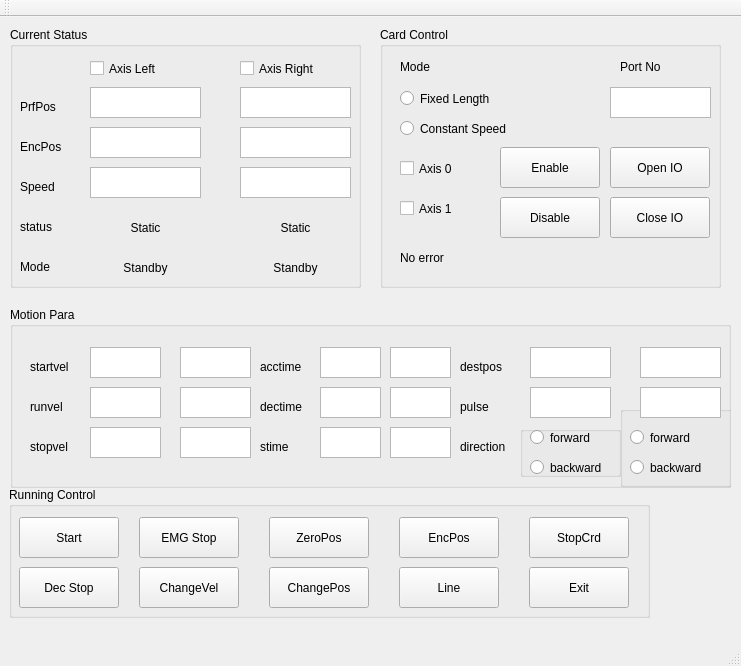
The window that mainwindow.ui (christopherouyang/wheelchair_controller) describes before a commit, drawn with Qt 5.
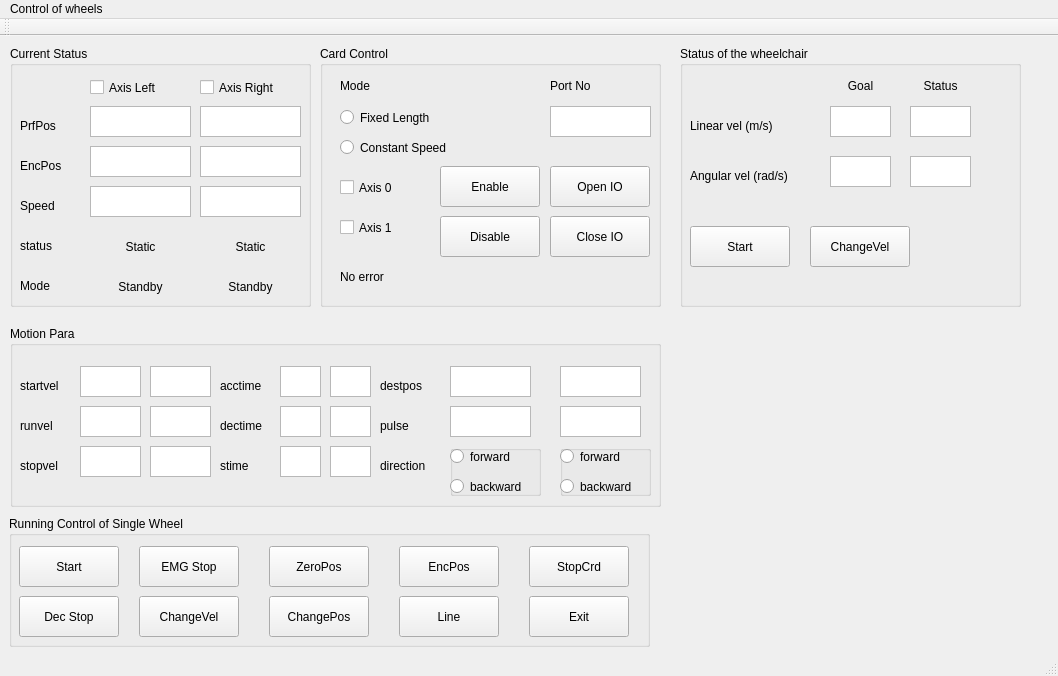
The same window after the commit.

```diff
--- a/mainwindow.ui
+++ b/mainwindow.ui
@@ -6,8 +6,8 @@
    <rect>
     <x>0</x>
     <y>0</y>
-    <width>741</width>
-    <height>666</height>
+    <width>1058</width>
+    <height>676</height>
    </rect>
   </property>
   <property name="windowTitle">
@@ -19,7 +19,7 @@
      <rect>
       <x>10</x>
       <y>290</y>
-      <width>721</width>
+      <width>651</width>
       <height>181</height>
      </rect>
     </property>
@@ -29,7 +29,7 @@
     <widget class="QLabel" name="label_4">
      <property name="geometry">
       <rect>
-       <x>20</x>
+       <x>10</x>
        <y>50</y>
        <width>76</width>
        <height>19</height>
@@ -42,9 +42,9 @@
     <widget class="QTextEdit" name="textEdit_startvel">
      <property name="geometry">
       <rect>
-       <x>80</x>
+       <x>70</x>
        <y>40</y>
-       <width>71</width>
+       <width>61</width>
        <height>31</height>
       </rect>
      </property>
@@ -55,7 +55,7 @@
     <widget class="QLabel" name="label_5">
      <property name="geometry">
       <rect>
-       <x>20</x>
+       <x>10</x>
        <y>90</y>
        <width>76</width>
        <height>19</height>
@@ -68,9 +68,9 @@
     <widget class="QTextEdit" name="textEdit_runvel">
      <property name="geometry">
       <rect>
-       <x>80</x>
+       <x>70</x>
        <y>80</y>
-       <width>71</width>
+       <width>61</width>
        <height>31</height>
       </rect>
      </property>
@@ -81,9 +81,9 @@
     <widget class="QTextEdit" name="textEdit_stopvel">
      <property name="geometry">
       <rect>
-       <x>80</x>
+       <x>70</x>
        <y>120</y>
-       <width>71</width>
+       <width>61</width>
        <height>31</height>
       </rect>
      </property>
@@ -94,7 +94,7 @@
     <widget class="QLabel" name="label_6">
      <property name="geometry">
       <rect>
-       <x>20</x>
+       <x>10</x>
        <y>130</y>
        <width>76</width>
        <height>19</height>
@@ -107,9 +107,9 @@
     <widget class="QTextEdit" name="textEdit_acctime">
      <property name="geometry">
       <rect>
-       <x>310</x>
+       <x>270</x>
        <y>40</y>
-       <width>61</width>
+       <width>41</width>
        <height>31</height>
       </rect>
      </property>
@@ -120,9 +120,9 @@
     <widget class="QLabel" name="label_7">
      <property name="geometry">
       <rect>
-       <x>250</x>
+       <x>210</x>
        <y>50</y>
-       <width>76</width>
+       <width>61</width>
        <height>19</height>
       </rect>
      </property>
@@ -133,9 +133,9 @@
     <widget class="QTextEdit" name="textEdit_dectime">
      <property name="geometry">
       <rect>
-       <x>310</x>
+       <x>270</x>
        <y>80</y>
-       <width>61</width>
+       <width>41</width>
        <height>31</height>
       </rect>
      </property>
@@ -146,9 +146,9 @@
     <widget class="QLabel" name="label_8">
      <property name="geometry">
       <rect>
-       <x>250</x>
+       <x>210</x>
        <y>90</y>
-       <width>76</width>
+       <width>61</width>
        <height>19</height>
       </rect>
      </property>
@@ -159,7 +159,7 @@
     <widget class="QTextEdit" name="textEdit_destpos">
      <property name="geometry">
       <rect>
-       <x>520</x>
+       <x>440</x>
        <y>40</y>
        <width>81</width>
        <height>31</height>
@@ -172,7 +172,7 @@
     <widget class="QLabel" name="label_9">
      <property name="geometry">
       <rect>
-       <x>450</x>
+       <x>370</x>
        <y>50</y>
        <width>76</width>
        <height>19</height>
@@ -185,9 +185,9 @@
     <widget class="QLabel" name="label_10">
      <property name="geometry">
       <rect>
-       <x>250</x>
+       <x>210</x>
        <y>130</y>
-       <width>76</width>
+       <width>41</width>
        <height>19</height>
       </rect>
      </property>
@@ -198,9 +198,9 @@
     <widget class="QTextEdit" name="textEdit_stime">
      <property name="geometry">
       <rect>
-       <x>310</x>
+       <x>270</x>
        <y>120</y>
-       <width>61</width>
+       <width>41</width>
        <height>31</height>
       </rect>
      </property>
@@ -211,7 +211,7 @@
     <widget class="QLabel" name="label_20">
      <property name="geometry">
       <rect>
-       <x>450</x>
+       <x>370</x>
        <y>90</y>
        <width>76</width>
        <height>19</height>
@@ -224,7 +224,7 @@
     <widget class="QTextEdit" name="textEdit_pulse">
      <property name="geometry">
       <rect>
-       <x>520</x>
+       <x>440</x>
        <y>80</y>
        <width>81</width>
        <height>31</height>
@@ -237,7 +237,7 @@
     <widget class="QLabel" name="label_21">
      <property name="geometry">
       <rect>
-       <x>450</x>
+       <x>370</x>
        <y>130</y>
        <width>76</width>
        <height>19</height>
@@ -250,9 +250,9 @@
     <widget class="QTextEdit" name="textEdit_startvel_2">
      <property name="geometry">
       <rect>
-       <x>170</x>
+       <x>140</x>
        <y>40</y>
-       <width>71</width>
+       <width>61</width>
        <height>31</height>
       </rect>
      </property>
@@ -263,9 +263,9 @@
     <widget class="QTextEdit" name="textEdit_runvel_2">
      <property name="geometry">
       <rect>
-       <x>170</x>
+       <x>140</x>
        <y>80</y>
-       <width>71</width>
+       <width>61</width>
        <height>31</height>
       </rect>
      </property>
@@ -276,9 +276,9 @@
     <widget class="QTextEdit" name="textEdit_stopvel_2">
      <property name="geometry">
       <rect>
-       <x>170</x>
+       <x>140</x>
        <y>120</y>
-       <width>71</width>
+       <width>61</width>
        <height>31</height>
       </rect>
      </property>
@@ -289,9 +289,9 @@
     <widget class="QTextEdit" name="textEdit_stime_2">
      <property name="geometry">
       <rect>
-       <x>380</x>
+       <x>320</x>
        <y>120</y>
-       <width>61</width>
+       <width>41</width>
        <height>31</height>
       </rect>
      </property>
@@ -302,9 +302,9 @@
     <widget class="QTextEdit" name="textEdit_acctime_2">
      <property name="geometry">
       <rect>
-       <x>380</x>
+       <x>320</x>
        <y>40</y>
-       <width>61</width>
+       <width>41</width>
        <height>31</height>
       </rect>
      </property>
@@ -315,9 +315,9 @@
     <widget class="QTextEdit" name="textEdit_dectime_2">
      <property name="geometry">
       <rect>
-       <x>380</x>
+       <x>320</x>
        <y>80</y>
-       <width>61</width>
+       <width>41</width>
        <height>31</height>
       </rect>
      </property>
@@ -328,7 +328,7 @@
     <widget class="QTextEdit" name="textEdit_pulse_2">
      <property name="geometry">
       <rect>
-       <x>630</x>
+       <x>550</x>
        <y>80</y>
        <width>81</width>
        <height>31</height>
@@ -341,7 +341,7 @@
     <widget class="QTextEdit" name="textEdit_destpos_2">
      <property name="geometry">
       <rect>
-       <x>630</x>
+       <x>550</x>
        <y>40</y>
        <width>81</width>
        <height>31</height>
@@ -354,10 +354,10 @@
     <widget class="QGroupBox" name="groupBox_5">
      <property name="geometry">
       <rect>
-       <x>610</x>
-       <y>99</y>
-       <width>120</width>
-       <height>81</height>
+       <x>550</x>
+       <y>119</y>
+       <width>91</width>
+       <height>51</height>
       </rect>
      </property>
      <property name="title">
@@ -366,8 +366,8 @@
      <widget class="QRadioButton" name="radioButton_fw_2">
       <property name="geometry">
        <rect>
-        <x>10</x>
-        <y>20</y>
+        <x>0</x>
+        <y>0</y>
         <width>91</width>
         <height>23</height>
        </rect>
@@ -379,8 +379,8 @@
      <widget class="QRadioButton" name="radioButton_bw_2">
       <property name="geometry">
        <rect>
-        <x>10</x>
-        <y>50</y>
+        <x>0</x>
+        <y>30</y>
         <width>91</width>
         <height>23</height>
        </rect>
@@ -393,9 +393,9 @@
     <widget class="QGroupBox" name="groupBox_6">
      <property name="geometry">
       <rect>
-       <x>510</x>
+       <x>440</x>
        <y>119</y>
-       <width>101</width>
+       <width>91</width>
        <height>51</height>
       </rect>
      </property>
@@ -405,7 +405,7 @@
      <widget class="QRadioButton" name="radioButton_fw">
       <property name="geometry">
        <rect>
-        <x>10</x>
+        <x>0</x>
         <y>0</y>
         <width>81</width>
         <height>23</height>
@@ -418,7 +418,7 @@
      <widget class="QRadioButton" name="radioButton_bw">
       <property name="geometry">
        <rect>
-        <x>10</x>
+        <x>0</x>
         <y>30</y>
         <width>91</width>
         <height>23</height>
@@ -462,7 +462,7 @@
      <rect>
       <x>10</x>
       <y>10</y>
-      <width>351</width>
+      <width>301</width>
       <height>261</height>
      </rect>
     </property>
@@ -474,7 +474,7 @@
       <rect>
        <x>80</x>
        <y>60</y>
-       <width>111</width>
+       <width>101</width>
        <height>31</height>
       </rect>
      </property>
@@ -485,9 +485,9 @@
     <widget class="QTextEdit" name="textEdit_prfPosY">
      <property name="geometry">
       <rect>
-       <x>230</x>
+       <x>190</x>
        <y>60</y>
-       <width>111</width>
+       <width>101</width>
        <height>31</height>
       </rect>
      </property>
@@ -498,9 +498,9 @@
     <widget class="QTextEdit" name="textEdit_encPosY">
      <property name="geometry">
       <rect>
-       <x>230</x>
+       <x>190</x>
        <y>100</y>
-       <width>111</width>
+       <width>101</width>
        <height>31</height>
       </rect>
      </property>
@@ -511,7 +511,7 @@
     <widget class="QCheckBox" name="checkBox_axis_r">
      <property name="geometry">
       <rect>
-       <x>230</x>
+       <x>190</x>
        <y>30</y>
        <width>92</width>
        <height>23</height>
@@ -565,7 +565,7 @@
       <rect>
        <x>80</x>
        <y>140</y>
-       <width>111</width>
+       <width>101</width>
        <height>31</height>
       </rect>
      </property>
@@ -578,7 +578,7 @@
       <rect>
        <x>80</x>
        <y>100</y>
-       <width>111</width>
+       <width>101</width>
        <height>31</height>
       </rect>
      </property>
@@ -589,9 +589,9 @@
     <widget class="QTextEdit" name="textEdit_SpeedY">
      <property name="geometry">
       <rect>
-       <x>230</x>
+       <x>190</x>
        <y>140</y>
-       <width>111</width>
+       <width>101</width>
        <height>31</height>
       </rect>
      </property>
@@ -643,7 +643,7 @@
       <rect>
        <x>80</x>
        <y>230</y>
-       <width>111</width>
+       <width>101</width>
        <height>21</height>
       </rect>
      </property>
@@ -660,9 +660,9 @@
     <widget class="QLabel" name="label_mode_1">
      <property name="geometry">
       <rect>
-       <x>230</x>
+       <x>190</x>
        <y>230</y>
-       <width>111</width>
+       <width>101</width>
        <height>21</height>
       </rect>
      </property>
@@ -679,9 +679,9 @@
     <widget class="QLabel" name="label_status_1">
      <property name="geometry">
       <rect>
-       <x>230</x>
+       <x>190</x>
        <y>190</y>
-       <width>111</width>
+       <width>101</width>
        <height>21</height>
       </rect>
      </property>
@@ -700,7 +700,7 @@
       <rect>
        <x>80</x>
        <y>190</y>
-       <width>111</width>
+       <width>101</width>
        <height>21</height>
       </rect>
      </property>
@@ -718,7 +718,7 @@
    <widget class="QGroupBox" name="groupBox_3">
     <property name="geometry">
      <rect>
-      <x>380</x>
+      <x>320</x>
       <y>10</y>
       <width>341</width>
       <height>261</height>
@@ -782,7 +782,7 @@
     <widget class="QLabel" name="label_13">
      <property name="geometry">
       <rect>
-       <x>240</x>
+       <x>230</x>
        <y>30</y>
        <width>76</width>
        <height>19</height>
@@ -891,13 +891,13 @@
     <property name="geometry">
      <rect>
       <x>9</x>
-      <y>470</y>
+      <y>480</y>
       <width>641</width>
       <height>131</height>
      </rect>
     </property>
     <property name="title">
-     <string>Running Control</string>
+     <string>Running Control of Single Wheel</string>
     </property>
     <widget class="QPushButton" name="pushButton_start">
      <property name="geometry">
@@ -1030,6 +1030,155 @@
      </property>
     </widget>
    </widget>
+   <widget class="QGroupBox" name="groupBox_7">
+    <property name="geometry">
+     <rect>
+      <x>680</x>
+      <y>10</y>
+      <width>341</width>
+      <height>261</height>
+     </rect>
+    </property>
+    <property name="title">
+     <string>Status of the wheelchair</string>
+    </property>
+    <widget class="QTextEdit" name="textEdit_linear_vel">
+     <property name="geometry">
+      <rect>
+       <x>150</x>
+       <y>60</y>
+       <width>61</width>
+       <height>31</height>
+      </rect>
+     </property>
+     <property name="readOnly">
+      <bool>false</bool>
+     </property>
+    </widget>
+    <widget class="QTextEdit" name="textEdit_angular_vel">
+     <property name="geometry">
+      <rect>
+       <x>150</x>
+       <y>110</y>
+       <width>61</width>
+       <height>31</height>
+      </rect>
+     </property>
+     <property name="readOnly">
+      <bool>false</bool>
+     </property>
+    </widget>
+    <widget class="QLabel" name="label_11">
+     <property name="geometry">
+      <rect>
+       <x>10</x>
+       <y>70</y>
+       <width>111</width>
+       <height>19</height>
+      </rect>
+     </property>
+     <property name="text">
+      <string>Linear vel (m/s)</string>
+     </property>
+    </widget>
+    <widget class="QLabel" name="label_12">
+     <property name="geometry">
+      <rect>
+       <x>10</x>
+       <y>120</y>
+       <width>131</width>
+       <height>19</height>
+      </rect>
+     </property>
+     <property name="text">
+      <string>Angular vel (rad/s)</string>
+     </property>
+    </widget>
+    <widget class="QTextEdit" name="textEdit_linear_vel_2">
+     <property name="geometry">
+      <rect>
+       <x>230</x>
+       <y>60</y>
+       <width>61</width>
+       <height>31</height>
+      </rect>
+     </property>
+     <property name="readOnly">
+      <bool>false</bool>
+     </property>
+    </widget>
+    <widget class="QTextEdit" name="textEdit_angular_vel_2">
+     <property name="geometry">
+      <rect>
+       <x>230</x>
+       <y>110</y>
+       <width>61</width>
+       <height>31</height>
+      </rect>
+     </property>
+     <property name="readOnly">
+      <bool>false</bool>
+     </property>
+    </widget>
+    <widget class="QLabel" name="label_14">
+     <property name="geometry">
+      <rect>
+       <x>150</x>
+       <y>30</y>
+       <width>61</width>
+       <height>19</height>
+      </rect>
+     </property>
+     <property name="text">
+      <string>Goal</string>
+     </property>
+     <property name="alignment">
+      <set>Qt::AlignCenter</set>
+     </property>
+    </widget>
+    <widget class="QLabel" name="label_15">
+     <property name="geometry">
+      <rect>
+       <x>230</x>
+       <y>30</y>
+       <width>61</width>
+       <height>19</height>
+      </rect>
+     </property>
+     <property name="text">
+      <string>Status</string>
+     </property>
+     <property name="alignment">
+      <set>Qt::AlignCenter</set>
+     </property>
+    </widget>
+    <widget class="QPushButton" name="pushButton_start_wc">
+     <property name="geometry">
+      <rect>
+       <x>10</x>
+       <y>180</y>
+       <width>100</width>
+       <height>41</height>
+      </rect>
+     </property>
+     <property name="text">
+      <string>Start</string>
+     </property>
+    </widget>
+    <widget class="QPushButton" name="pushButton_changevel_wc">
+     <property name="geometry">
+      <rect>
+       <x>130</x>
+       <y>180</y>
+       <width>100</width>
+       <height>41</height>
+      </rect>
+     </property>
+     <property name="text">
+      <string>ChangeVel</string>
+     </property>
+    </widget>
+   </widget>
    <zorder>groupBox_4</zorder>
    <zorder>groupBox_3</zorder>
    <zorder>groupBox_2</zorder>
@@ -1040,10 +1189,16 @@
     <rect>
      <x>0</x>
      <y>0</y>
-     <width>741</width>
+     <width>1058</width>
      <height>22</height>
     </rect>
    </property>
+   <widget class="QMenu" name="menuControl_of_wheels">
+    <property name="title">
+     <string>Control of wheels </string>
+    </property>
+   </widget>
+   <addaction name="menuControl_of_wheels"/>
   </widget>
   <widget class="QToolBar" name="mainToolBar">
    <attribute name="toolBarArea">
```
Left out of the diff: 3 changed lines with no effect on the pictures.
